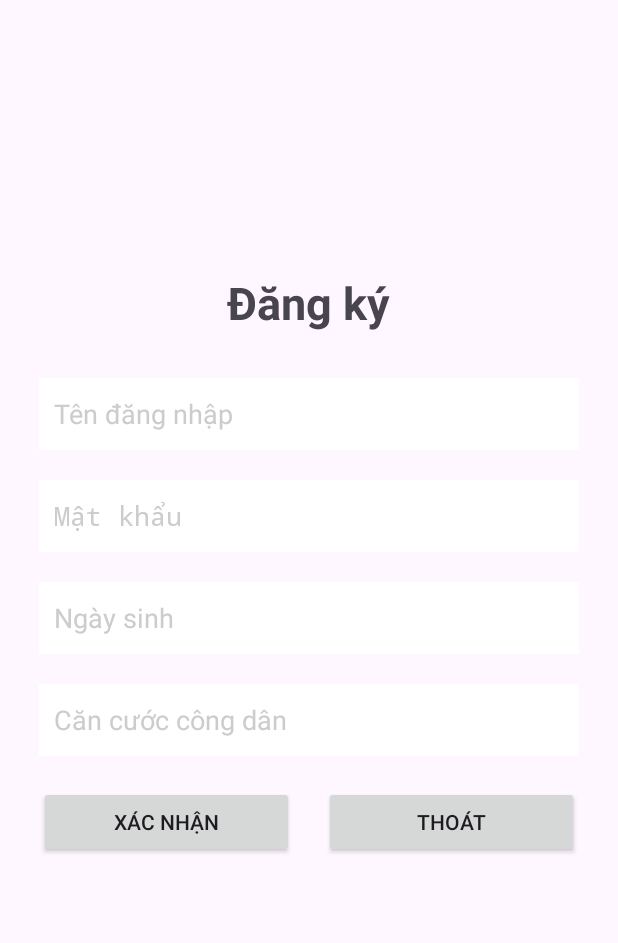
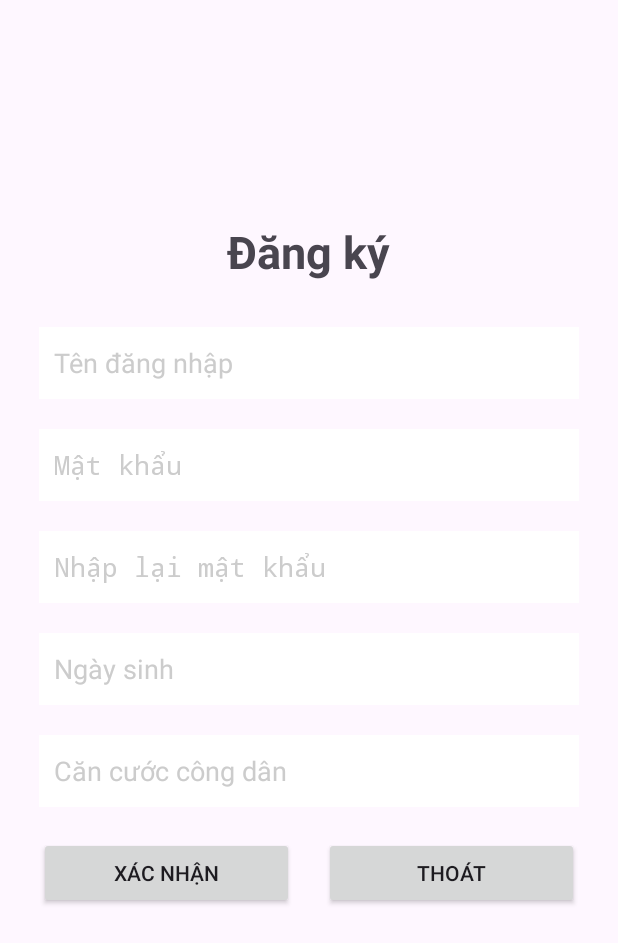
Before and after one commit to KenTheWhale/Android_Car_Racing, an Android app: the RegisterActivity screen opened directly, with no data from a screen before it, on a phone screen of 412 x 824 dp. Shown: the top 943 px of the screen. Run offline under Robolectric (Android 15) with nearby library versions, the light colour scheme and no system bars.

Commit message:
Register

```diff
--- a/app/src/main/res/layout/register_activity.xml
+++ b/app/src/main/res/layout/register_activity.xml
@@ -46,6 +46,19 @@
             android:background="@color/white"
             android:drawablePadding="10dp"
             android:hint="@string/nhapmatkhau"
+            android:padding="10dp"
+            android:minHeight="48dp"
+            android:password="true"
+            android:textColorHint="@color/Gray" />
+
+        <EditText
+            android:id="@+id/passwordInputAgain"
+            android:layout_width="match_parent"
+            android:layout_height="wrap_content"
+            android:layout_margin="10dp"
+            android:background="@color/white"
+            android:drawablePadding="10dp"
+            android:hint="@string/nhaplaimatkhau"
             android:padding="10dp"
             android:minHeight="48dp"
             android:password="true"
--- a/app/src/main/res/values/strings.xml
+++ b/app/src/main/res/values/strings.xml
@@ -2,6 +2,7 @@
     <string name="app_name">CarRacing</string>
     <string name="tendangnhap">Tên đăng nhập</string>
     <string name="nhapmatkhau">Mật khẩu</string>
+    <string name="nhaplaimatkhau">Nhập lại mật khẩu</string>
     <string name="ngaysinh">Ngày sinh</string>
     <string name="cancuoccongdan">Căn cước công dân</string>
     <string name="xacnhan">Xác nhận</string>
```
